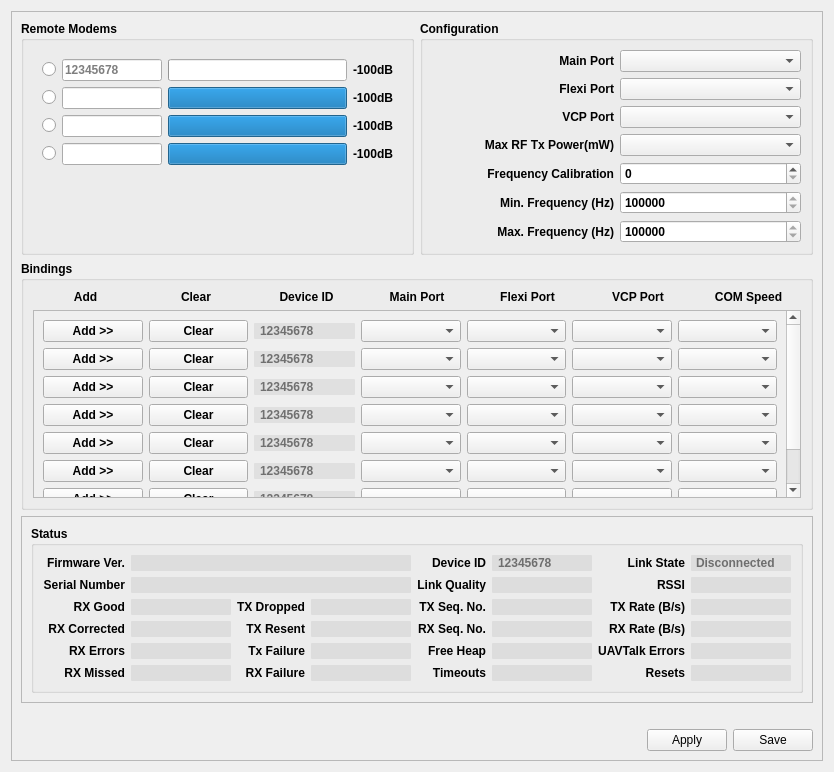
Old version of the form ground/openpilotgcs/src/plugins/config/pipxtreme.ui in the repository openpilot/OpenPilot.
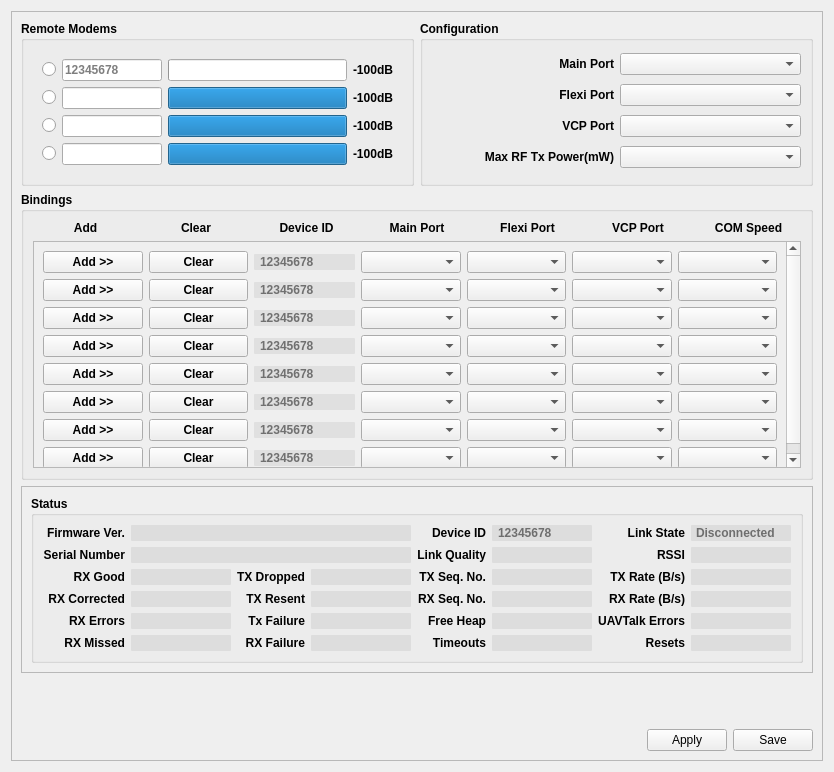
New version of the form. Icons and pictures are not drawn.

Commit message: Added frequency hopping to the RFM22B driver.  Currently it defaults to 128 channels between 430 and 440 MHz.

Diff of the .ui file:
```diff
--- a/ground/openpilotgcs/src/plugins/config/pipxtreme.ui
+++ b/ground/openpilotgcs/src/plugins/config/pipxtreme.ui
@@ -1429,19 +1429,6 @@
               </property>
              </widget>
             </item>
-            <item row="4" column="2">
-             <spacer name="verticalSpacer_2">
-              <property name="orientation">
-               <enum>Qt::Vertical</enum>
-              </property>
-              <property name="sizeHint" stdset="0">
-               <size>
-                <width>20</width>
-                <height>40</height>
-               </size>
-              </property>
-             </spacer>
-            </item>
            </layout>
           </widget>
          </item>
@@ -2548,129 +2535,6 @@
            </property>
           </widget>
          </item>
-         <item row="8" column="0">
-          <widget class="QLabel" name="FreqCalLabel">
-           <property name="text">
-            <string>Frequency Calibration</string>
-           </property>
-           <property name="alignment">
-            <set>Qt::AlignRight|Qt::AlignTrailing|Qt::AlignVCenter</set>
-           </property>
-          </widget>
-         </item>
-         <item row="8" column="1">
-          <widget class="QSpinBox" name="FrequencyCalibration">
-           <property name="sizePolicy">
-            <sizepolicy hsizetype="Preferred" vsizetype="Fixed">
-             <horstretch>0</horstretch>
-             <verstretch>0</verstretch>
-            </sizepolicy>
-           </property>
-           <property name="maximumSize">
-            <size>
-             <width>16777215</width>
-             <height>16777215</height>
-            </size>
-           </property>
-           <property name="toolTip">
-            <string>Calibrate the modems RF carrier frequency</string>
-           </property>
-           <property name="accelerated">
-            <bool>true</bool>
-           </property>
-           <property name="maximum">
-            <number>255</number>
-           </property>
-          </widget>
-         </item>
-         <item row="9" column="0">
-          <widget class="QLabel" name="label_5">
-           <property name="text">
-            <string>Min. Frequency (Hz)</string>
-           </property>
-           <property name="alignment">
-            <set>Qt::AlignRight|Qt::AlignTrailing|Qt::AlignVCenter</set>
-           </property>
-          </widget>
-         </item>
-         <item row="9" column="1">
-          <widget class="QSpinBox" name="MinFrequency">
-           <property name="sizePolicy">
-            <sizepolicy hsizetype="Preferred" vsizetype="Fixed">
-             <horstretch>0</horstretch>
-             <verstretch>0</verstretch>
-            </sizepolicy>
-           </property>
-           <property name="maximumSize">
-            <size>
-             <width>16777215</width>
-             <height>16777215</height>
-            </size>
-           </property>
-           <property name="toolTip">
-            <string>Set the modems minimum RF carrier frequency</string>
-           </property>
-           <property name="alignment">
-            <set>Qt::AlignLeading|Qt::AlignLeft|Qt::AlignVCenter</set>
-           </property>
-           <property name="accelerated">
-            <bool>true</bool>
-           </property>
-           <property name="minimum">
-            <number>400000000</number>
-           </property>
-           <property name="maximum">
-            <number>1000000000</number>
-           </property>
-           <property name="singleStep">
-            <number>100000</number>
-           </property>
-          </widget>
-         </item>
-         <item row="10" column="0">
-          <widget class="QLabel" name="MaxFrequencyLabel">
-           <property name="text">
-            <string>Max. Frequency (Hz)</string>
-           </property>
-           <property name="alignment">
-            <set>Qt::AlignRight|Qt::AlignTrailing|Qt::AlignVCenter</set>
-           </property>
-          </widget>
-         </item>
-         <item row="10" column="1">
-          <widget class="QSpinBox" name="MaxFrequency">
-           <property name="sizePolicy">
-            <sizepolicy hsizetype="Preferred" vsizetype="Fixed">
-             <horstretch>0</horstretch>
-             <verstretch>0</verstretch>
-            </sizepolicy>
-           </property>
-           <property name="maximumSize">
-            <size>
-             <width>16777215</width>
-             <height>16777215</height>
-            </size>
-           </property>
-           <property name="toolTip">
-            <string>Set the modems maximum RF carrier frequency</string>
-           </property>
-           <property name="alignment">
-            <set>Qt::AlignLeading|Qt::AlignLeft|Qt::AlignVCenter</set>
-           </property>
-           <property name="accelerated">
-            <bool>true</bool>
-           </property>
-           <property name="minimum">
-            <number>400000000</number>
-           </property>
-           <property name="maximum">
-            <number>1000000000</number>
-           </property>
-           <property name="singleStep">
-            <number>100000</number>
-           </property>
-          </widget>
-         </item>
         </layout>
        </widget>
       </item>
```
Left out of the diff: 1 changed line with no effect on the pictures. The commit also changes 7 other files.
